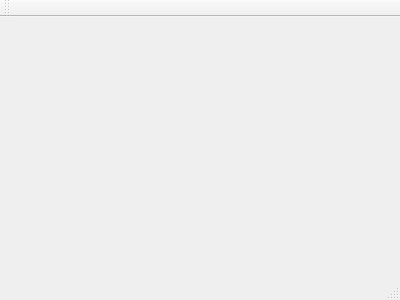
This is CanopyGUI/SearchWindow.ui in joshrands/Canopy as Qt 5 draws it before an edit. The edited form follows.
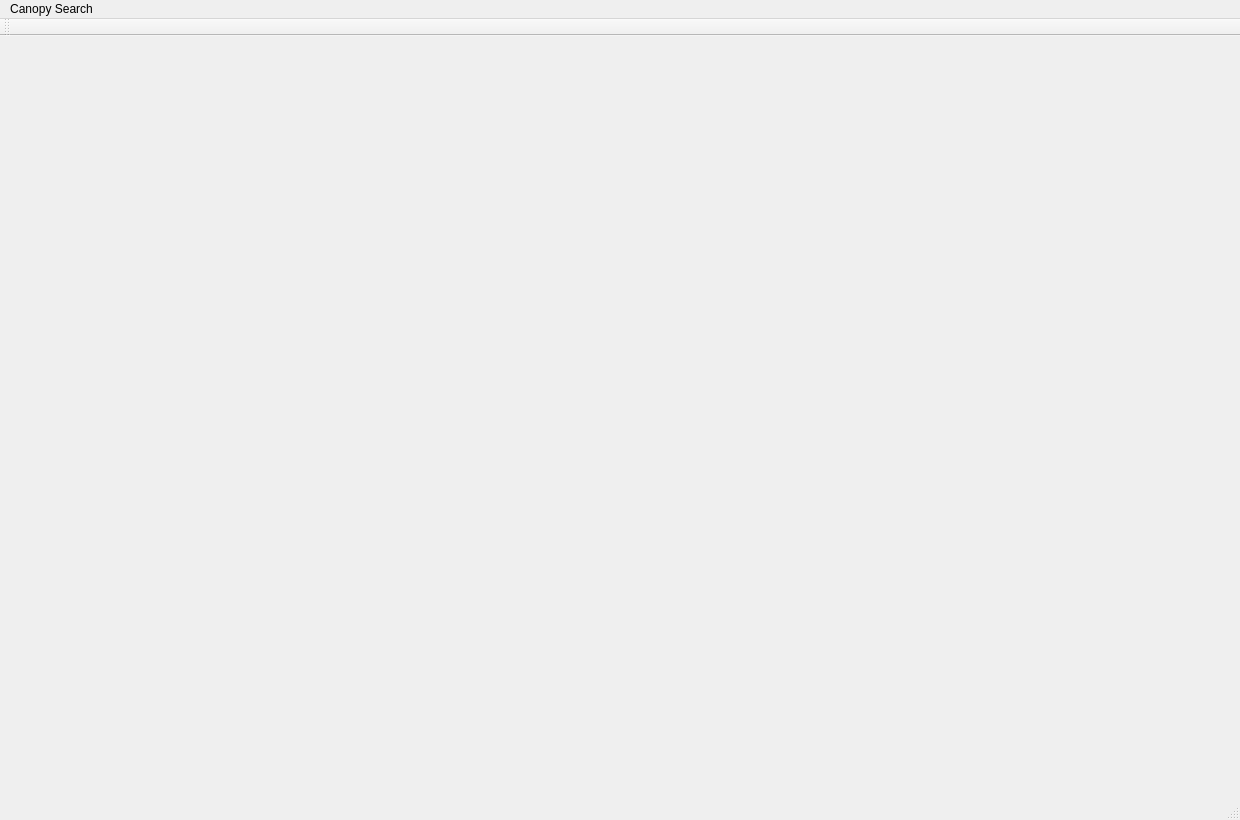
This is the edited form.

What changed in the file:
```diff
--- a/CanopyGUI/SearchWindow.ui
+++ b/CanopyGUI/SearchWindow.ui
@@ -1,24 +1,45 @@
 <ui version="4.0">
  <class>SearchWindow</class>
- <widget class="QMainWindow" name="SearchWindow" >
-  <property name="geometry" >
+ <widget class="QMainWindow" name="SearchWindow">
+  <property name="geometry">
    <rect>
     <x>0</x>
     <y>0</y>
-    <width>400</width>
-    <height>300</height>
+    <width>1240</width>
+    <height>820</height>
    </rect>
   </property>
   <property name="windowTitle" >
    <string>SearchWindow</string>
   </property>
-  <widget class="QMenuBar" name="menuBar" />
-  <widget class="QToolBar" name="mainToolBar" />
-  <widget class="QWidget" name="centralWidget" />
-  <widget class="QStatusBar" name="statusBar" />
+  <widget class="QWidget" name="centralWidget"/>
+  <widget class="QMenuBar" name="menuBar">
+   <property name="geometry">
+    <rect>
+     <x>0</x>
+     <y>0</y>
+     <width>1240</width>
+     <height>22</height>
+    </rect>
+   </property>
+   <widget class="QMenu" name="menuCanopy_Search">
+    <property name="title">
+     <string>Canopy Search</string>
+    </property>
+   </widget>
+   <addaction name="menuCanopy_Search"/>
+  </widget>
+  <widget class="QToolBar" name="mainToolBar">
+   <attribute name="toolBarArea">
+    <enum>TopToolBarArea</enum>
+   </attribute>
+   <attribute name="toolBarBreak">
+    <bool>false</bool>
+   </attribute>
+  </widget>
+  <widget class="QStatusBar" name="statusBar"/>
  </widget>
- <layoutDefault spacing="6" margin="11" />
- <pixmapfunction></pixmapfunction>
+ <layoutdefault spacing="6" margin="11"/>
  <resources/>
  <connections/>
 </ui>
```
Left out of the diff: 3 changed lines with no effect on the pictures.
